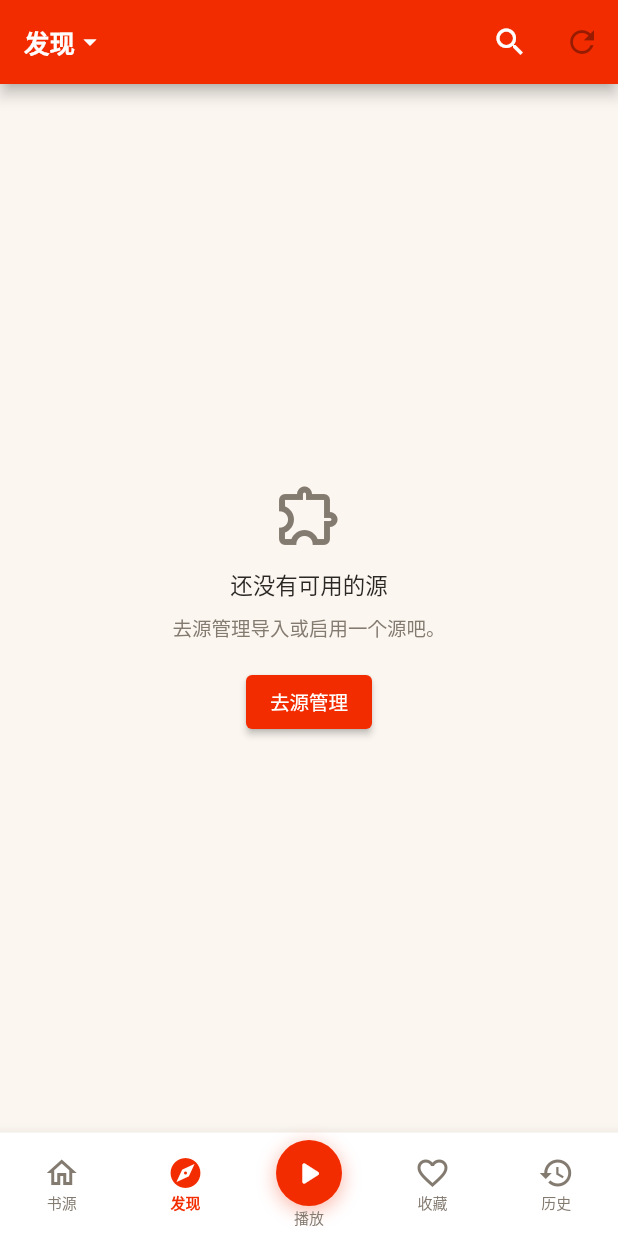
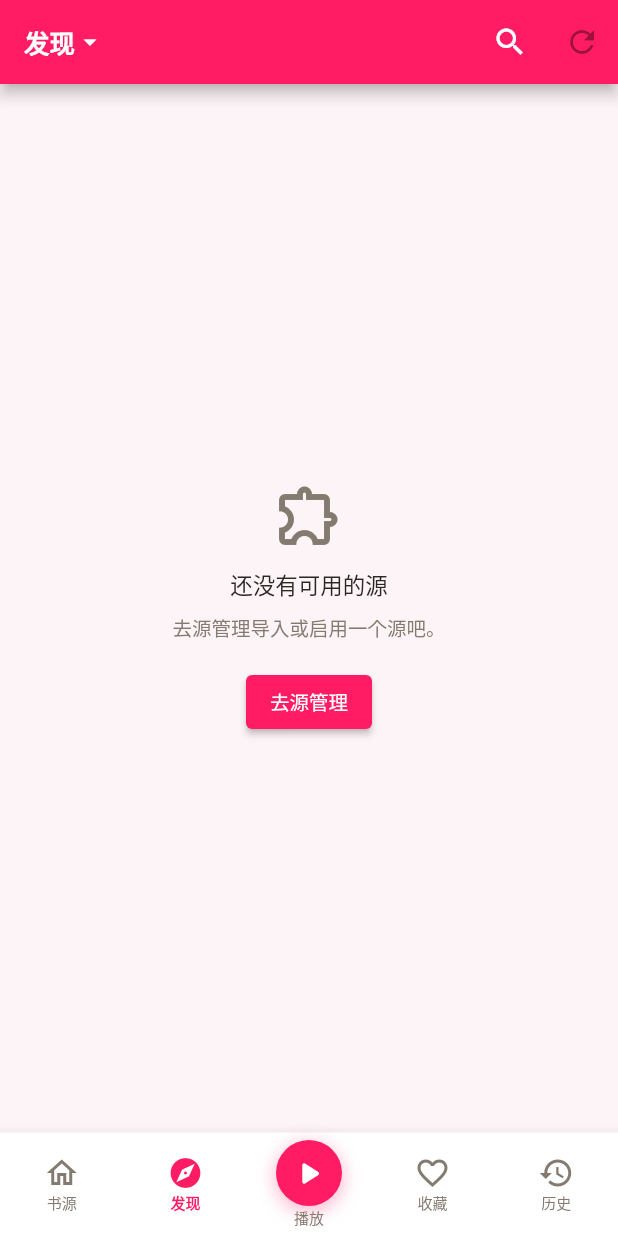
Before and after one commit to cxin8506-prog/ssyys, a Flutter app: the screen it shows after launch, item 2 of the bottom bar chosen, on a phone screen of 412 x 824 dp. Run offline on Flutter 3.47's test engine with Material 2 defaults, Android fonts, the phone set to English and light mode, and no system bars; our stand-ins replace audio_service, drift, file_picker, flutter_riverpod, go_router, just_audio and 5 more; missing offline and left inert: audio_session, flutter_js; accounts and stored records are empty; generated files the repository leaves out were written again.

Commit message:
主题默认樱花粉 + 版本 1.0.4+7 + GitHub Actions 构建 APK 工作流

```diff
--- a/lib/core/theme/theme_providers.dart
+++ b/lib/core/theme/theme_providers.dart
@@ -17,12 +17,13 @@ final themeModeProvider = StateProvider<int>((ref) {
   return v;
 });
 
-/// 主题色：0 暖阳橙 #FF6B4A（默认）/ 1 海蓝 / 2 青竹绿 / 3 樱花粉。
-/// 墨夜（旧下标 4）不开放：读到旧存量 4 时迁移回 0，不再提供入口。
+/// 主题色：0 暖阳橙 / 1 海蓝 / 2 青竹绿 / 3 樱花粉（默认）。
+/// 默认改成樱花粉：这是二次元向 App，第一眼就应该是粉而不是橙。
+/// 墨夜（旧下标 4）不开放：读到旧存量 4 时迁移回 3，不再提供入口。
 final themeColorProvider = StateProvider<int>((ref) {
   final prefs = ref.read(sharedPrefsProvider);
-  final v = prefs.getInt('theme_color') ?? 0;
-  if (v < 0 || v > 3) return 0;
+  final v = prefs.getInt('theme_color') ?? 3;
+  if (v < 0 || v > 3) return 3;
   return v;
 });
 
--- a/pubspec.yaml
+++ b/pubspec.yaml
@@ -1,7 +1,7 @@
 name: local_media_app
 description: 本地优先的多媒体阅读/播放器（听书 + 视频）
 publish_to: 'none'
-version: 1.0.3+6
+version: 1.0.4+7
 
 environment:
   sdk: ">=2.17.0 <3.0.0"
```
Also changed, not shown: 1 other file.
